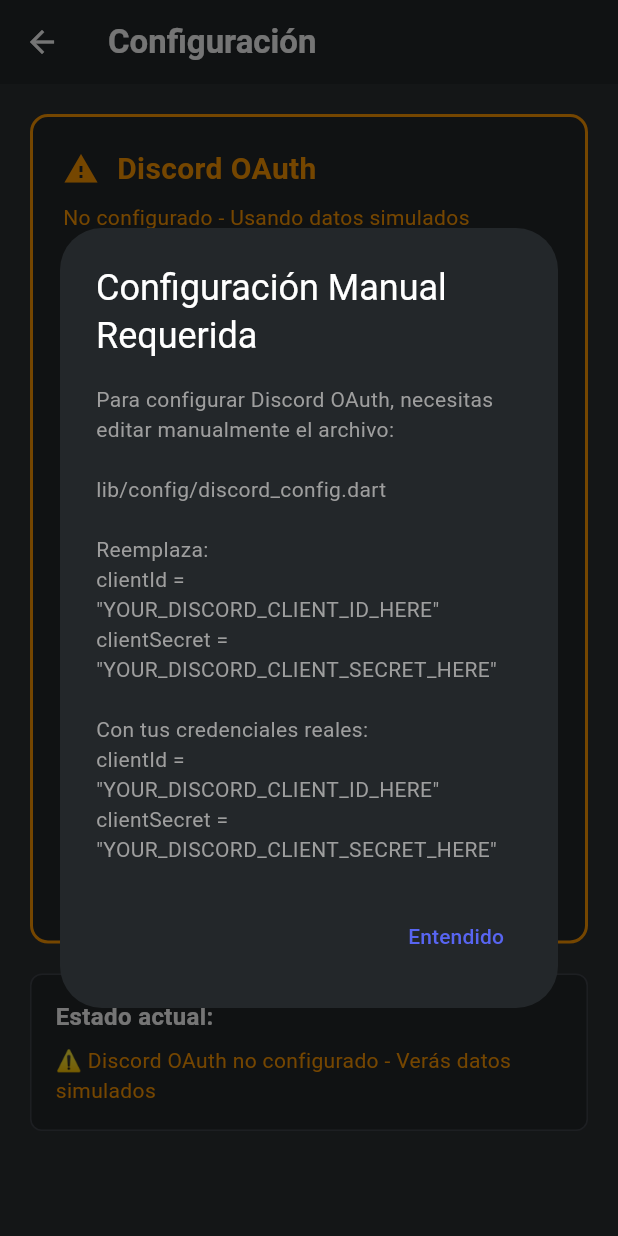
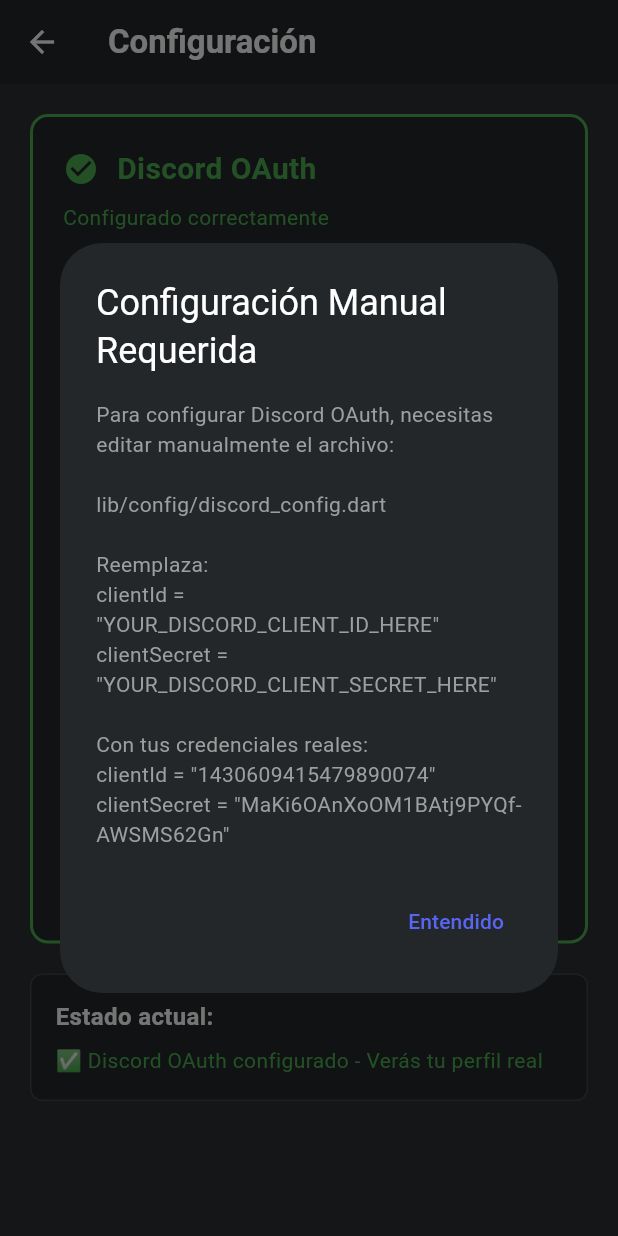
Before and after one commit to GuillenME/logindiscord, a Flutter app: the SettingsScreen screen opened directly, after a tap on "Guardar Configuración", on a phone screen of 412 x 824 dp. Run offline on Flutter 3.47's test engine with Material 3 defaults, Android fonts, the phone set to English and light mode, and no system bars; our stand-ins replace qr_flutter, shared_preferences; missing offline and left inert: flutter_web_auth_2; accounts and stored records are empty.

Commit message:
respaldo de main, sin tanto cambio

```diff
--- a/lib/config/discord_config.dart
+++ b/lib/config/discord_config.dart
@@ -6,8 +6,9 @@
   // 3. Ve a la sección "OAuth2"
   // 4. Copia el Client ID y Client Secret aquí
 
-  static const String clientId = 'YOUR_DISCORD_CLIENT_ID_HERE';
-  static const String clientSecret = 'YOUR_DISCORD_CLIENT_SECRET_HERE';
+
+  static const String clientId = '1430609415479890074';
+  static const String clientSecret = 'MaKi6OAnXoOM1BAtj9PYQf-AWSMS62Gn';
 
   // Redirect URI - debe coincidir con el configurado en Discord Developer Portal
   static const String redirectUri = 'com.example.logindiscord://oauth';
```
